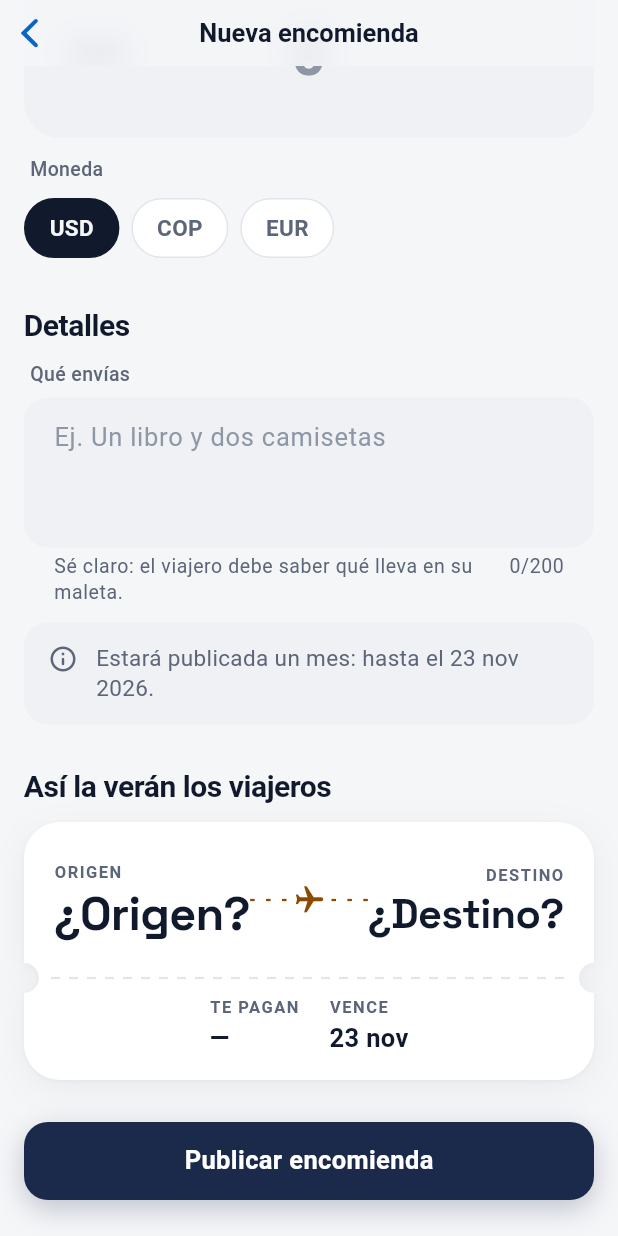
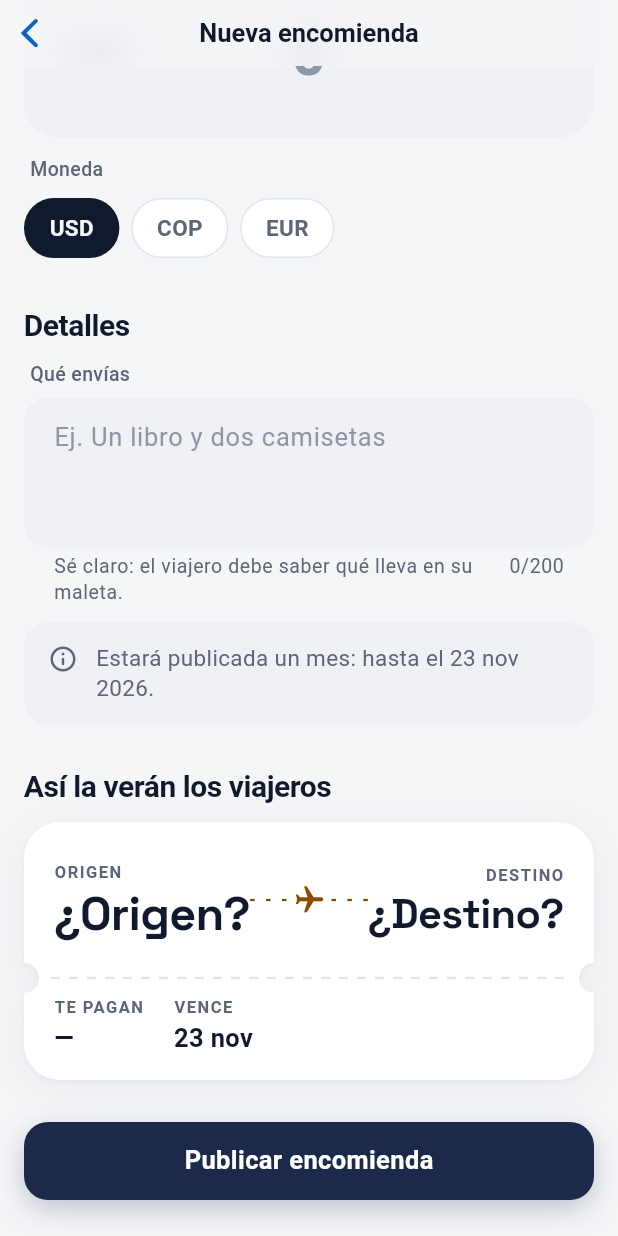
Before and after one commit to HaroldCCS/umb-computacion-movil-portal-encomiendas-lapicon, a Flutter app: the HomeShell screen opened by its route, item 5 of the bottom bar chosen, scrolled down 480 dp, on a phone screen of 412 x 824 dp. Run offline on Flutter 3.47's test engine with Material 3 defaults, Android fonts, the phone set to English and light mode, and no system bars; our stand-ins replace cloud_firestore, firebase_auth, firebase_core, flutter_riverpod, go_router, google_fonts and 1 more; accounts and stored records are empty; generated files the repository leaves out were written again; network calls fail.

Commit message:
fix: alineación del pase y de Fila tras los arreglos de letra grande
El Wrap del pase se encogía y la columna lo centraba; en Fila el espacio
sobrante quedaba después del valor. Pruebas nuevas fijan la alineación.

Co-Authored-By: Claude Opus 5.5 <noreply@anthropic.com>

```diff
--- a/lapticon_app/lib/core/widgets/route_ticket.dart
+++ b/lapticon_app/lib/core/widgets/route_ticket.dart
@@ -76,6 +76,9 @@ class RouteTicket extends StatelessWidget {
             padding: const EdgeInsets.fromLTRB(20, 12, 20, 16),
             // Wrap: con letra grande la insignia baja a otra línea en vez
             // de desbordar.
+            // A todo el ancho: si no, el Wrap se encoge y la columna lo centra.
+            child: SizedBox(
+              width: double.infinity,
               child: Wrap(
                 alignment: WrapAlignment.spaceBetween,
                 crossAxisAlignment: WrapCrossAlignment.center,
@@ -85,6 +88,7 @@ class RouteTicket extends StatelessWidget {
                   Wrap(spacing: 20, runSpacing: 10, children: details),
                   ?trailing,
                 ],
+              ),
             ),
           ),
       ],
```
Also changed, not shown: lapticon_app/lib/core/widgets/grupo.dart (+6 -2 lines), 3 other files. Lines whose indentation alone changed are shown as unchanged.
